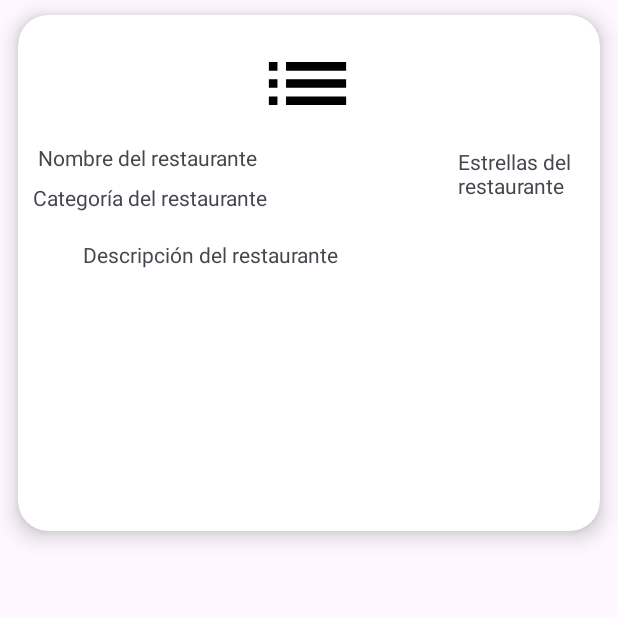
After one commit to KernyMC/ProyectoMoviles, an Android app: the RestaurantDetailActivity screen opened directly, with no data from a screen before it, on a phone screen of 412 x 824 dp, the top half of it. The commit adds this screen. Run offline under Robolectric (Android 15) with nearby library versions, the phone set to English and light mode, and no system bars; Roboto replaces fonts that are not available here; 1 statement that could not run was skipped.

Commit message:
Detalles Restaurante

```diff
--- a/app/src/main/AndroidManifest.xml
+++ b/app/src/main/AndroidManifest.xml
@@ -32,7 +32,7 @@
             </intent-filter>
         </activity>
         <activity android:name=".RestaurantsActivity" />
-
+        <activity android:name=".RestaurantDetailActivity" />
         <meta-data
             android:name="com.google.android.geo.API_KEY"
             android:value="AIzaSyAnVFilelR_6eqOof-hnJDyd3fteeLhfsk" >
--- /dev/null
+++ b/app/src/main/java/com/example/pryapigoogle/RestaurantDetailActivity.java
@@ -0,0 +1,19 @@
+package com.example.pryapigoogle;
+
+import android.os.Bundle;
+import android.widget.TextView;
+
+import androidx.appcompat.app.AppCompatActivity;
+
+public class RestaurantDetailActivity extends AppCompatActivity {
+    @Override
+    protected void onCreate(Bundle savedInstanceState) {
+        super.onCreate(savedInstanceState);
+        setContentView(R.layout.restaurant_detail);
+
+        Restaurant restaurant = (Restaurant) getIntent().getSerializableExtra("selected_restaurant");
+
+        TextView tvRestaurantDescriptionDetail = findViewById(R.id.tvRestaurantDescriptionDetail);
+        tvRestaurantDescriptionDetail.setText(restaurant.getDescription());
+    }
+}
--- /dev/null
+++ b/app/src/main/res/layout/restaurant_detail.xml
@@ -0,0 +1,84 @@
+<?xml version="1.0" encoding="utf-8"?>
+<androidx.cardview.widget.CardView xmlns:android="http://schemas.android.com/apk/res/android"
+    android:layout_width="match_parent"
+    android:layout_height="wrap_content"
+    xmlns:app="http://schemas.android.com/apk/res-auto"
+    android:id="@+id/recCard"
+    android:layout_marginStart="12dp"
+    android:layout_marginEnd="12dp"
+    android:layout_marginHorizontal="10dp"
+    android:layout_marginVertical="10dp"
+    app:cardCornerRadius="20dp"
+    app:cardElevation="8dp">
+
+    <RelativeLayout
+        android:layout_width="match_parent"
+        android:layout_height="344dp">
+
+        <ImageView
+            android:id="@+id/ivRestaurantImageDetail"
+            android:layout_width="203dp"
+            android:layout_height="69dp"
+            android:layout_alignParentStart="true"
+            android:layout_alignParentTop="true"
+            android:layout_alignParentEnd="true"
+            android:layout_alignParentBottom="true"
+            android:layout_marginStart="91dp"
+            android:layout_marginTop="11dp"
+            android:layout_marginEnd="93dp"
+            android:layout_marginBottom="264dp"
+            android:src="@drawable/baseline_list_24" />
+
+        <TextView
+            android:id="@+id/tvRestaurantNameDetail"
+            android:layout_width="262dp"
+            android:layout_height="18dp"
+            android:layout_alignParentStart="true"
+            android:layout_alignParentTop="true"
+            android:layout_alignParentEnd="true"
+            android:layout_alignParentBottom="true"
+            android:layout_marginStart="13dp"
+            android:layout_marginTop="85dp"
+            android:layout_marginEnd="112dp"
+            android:layout_marginBottom="241dp"
+            android:text="Nombre del restaurante" />
+
+        <TextView
+            android:id="@+id/tvRestaurantStarsDetail"
+            android:layout_width="85dp"
+            android:layout_height="42dp"
+            android:layout_alignParentStart="true"
+            android:layout_alignParentBottom="true"
+            android:layout_marginStart="293dp"
+            android:layout_marginBottom="214dp"
+            android:text="Estrellas del restaurante" />
+
+        <TextView
+            android:id="@+id/tvRestaurantCategoryDetail"
+            android:layout_width="252dp"
+            android:layout_height="wrap_content"
+            android:layout_alignParentStart="true"
+            android:layout_alignParentTop="true"
+            android:layout_marginStart="10dp"
+            android:layout_marginTop="112dp"
+            android:text="Categoría del restaurante" />
+
+        <TextView
+            android:id="@+id/tvRestaurantDescriptionDetail"
+            android:layout_width="wrap_content"
+            android:layout_height="154dp"
+            android:layout_alignParentStart="true"
+            android:layout_alignParentTop="true"
+            android:layout_alignParentEnd="true"
+            android:layout_alignParentBottom="true"
+            android:layout_marginStart="43dp"
+            android:layout_marginTop="150dp"
+            android:layout_marginEnd="51dp"
+            android:layout_marginBottom="40dp"
+            android:text="Descripción del restaurante" />
+
+    </RelativeLayout>
+
+
+
+</androidx.cardview.widget.CardView>
```
Also changed, not shown: app/src/main/java/com/example/pryapigoogle/Restaurant.java (+19 -1 lines), app/src/main/java/com/example/pryapigoogle/RestaurantAdapter.java (+14 -1 lines), app/src/main/java/com/example/pryapigoogle/RestaurantsActivity.java (+12 -4 lines), app/src/main/res/values/restaurants.xml (+15 -0 lines).
